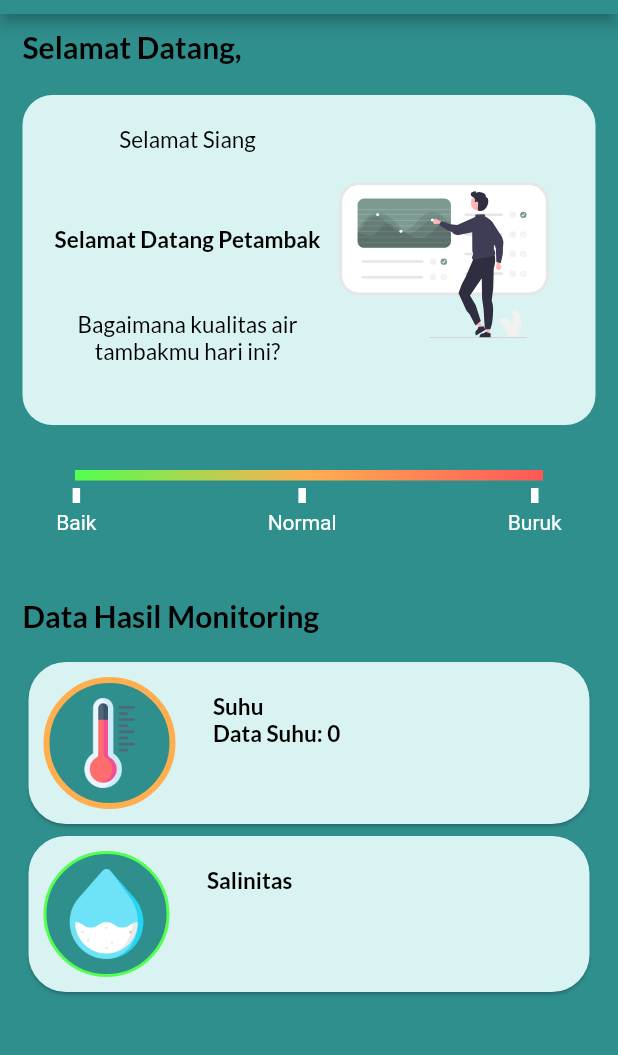
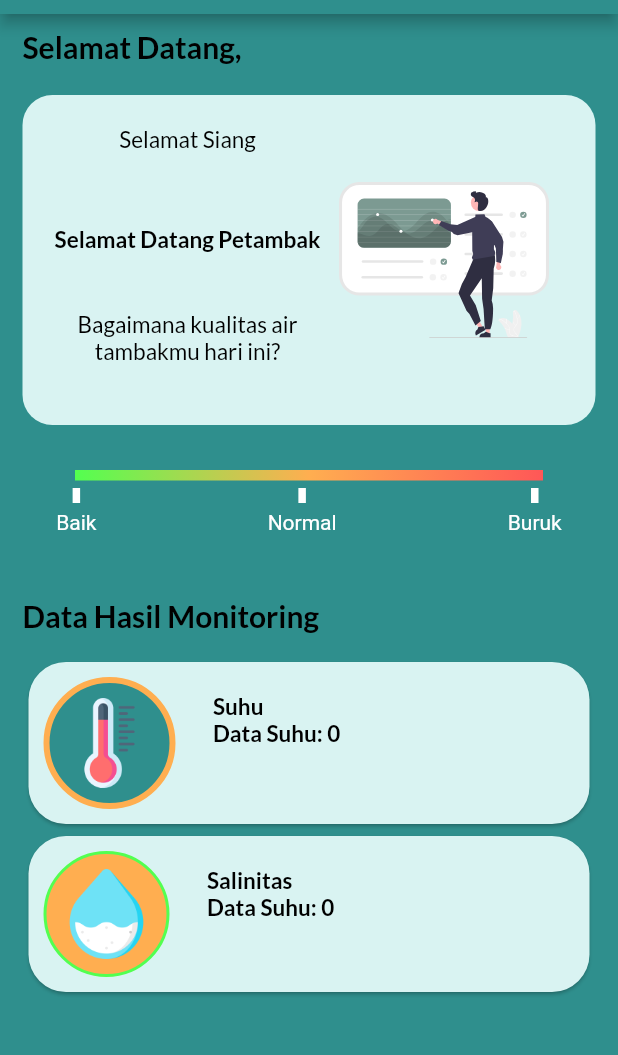
Before and after one commit to laurensiusyuda/Petani-Tambak, a Flutter app: the Dashboard screen opened directly, on a phone screen of 412 x 824 dp, the part 70-1125 px from its top. Run offline on Flutter 3.47's test engine with Material 2 defaults, Android fonts, the phone set to English and light mode, and no system bars; our stand-ins replace easy_splash_screen, equatable, firebase_auth, firebase_core, flutter_bloc, flutter_svg and 4 more; missing offline and left inert: mqtt_client; accounts and stored records are empty.

Commit message:
update build monitoring

```diff
--- a/core/lib/presentasion/widget/build_monitoringsalt.dart
+++ b/core/lib/presentasion/widget/build_monitoringsalt.dart
@@ -1,12 +1,72 @@
 import 'package:utils/utils.dart';
 import 'package:flutter/material.dart';
+import 'package:mqtt_client/mqtt_client.dart';
 import 'package:google_fonts/google_fonts.dart';
+import 'package:mqtt_client/mqtt_server_client.dart';
 
-class BuildMonitoringSalinitas extends StatelessWidget {
+// ignore_for_file: avoid_print
+// ignore_for_file: unused_local_variable
+// ignore_for_file: unnecessary_null_comparison
+
+class BuildMonitoringSalinitas extends StatefulWidget {
   const BuildMonitoringSalinitas({super.key});
 
   @override
+  State<BuildMonitoringSalinitas> createState() =>
+      _BuildMonitoringSalinitasState();
+}
+
+class _BuildMonitoringSalinitasState extends State<BuildMonitoringSalinitas> {
+  MqttServerClient? client;
+  String? mqttMsg = '';
+  String? lastMqttMsg;
+
+  void connect() async {
+    client = MqttServerClient.withPort(
+        'broker.mqtt-dashboard.com', 'myClientIdentifier', 1883);
+    client!.logging(on: true);
+    client!.keepAlivePeriod = 30;
+    client!.autoReconnect = true;
+    client!.resubscribeOnAutoReconnect = true;
+    client!.onDisconnected = onDisconnected;
+    client!.onConnected = onConnected;
+    try {
+      await client!.connect();
+      client!.subscribe('topicName/temperature', MqttQos.atMostOnce);
+      client!.updates!.listen((List<MqttReceivedMessage<MqttMessage>> c) {
+        final MqttPublishMessage receivedMessage =
+            c[0].payload as MqttPublishMessage;
+        final String message = MqttPublishPayload.bytesToStringAsString(
+            receivedMessage.payload.message);
+        setState(() {
+          lastMqttMsg = mqttMsg;
+          mqttMsg = message;
+        });
+      });
+    } on Exception catch (e) {
+      print('Exception: $e');
+      client!.disconnect();
+    }
+  }
+
+  void onDisconnected() {
+    print('Client disconnected');
+  }
+
+  void onConnected() {
+    print('Client connected');
+  }
+
+  @override
+  void initState() {
+    super.initState();
+    connect();
+  }
+
+  @override
   Widget build(BuildContext context) {
+    int salinitas = int.tryParse(mqttMsg ?? '') ?? 0;
+
     return InkWell(
       onTap: () {
         Navigator.pushNamed(context, '');
@@ -25,7 +85,13 @@ class BuildMonitoringSalinitas extends StatelessWidget {
                 padding: const EdgeInsets.all(10),
                 decoration: BoxDecoration(
                   shape: BoxShape.circle,
-                  color: kMainColor,
+                  color: salinitas != null
+                      ? salinitas >= 30
+                          ? kRedColor
+                          : salinitas >= 25 && salinitas <= 29
+                              ? kGreenColor
+                              : kYellowColor
+                      : kYellowColor,
                   border: Border.all(color: kGreenColor, width: 2.0),
                 ),
                 child: SizedBox.fromSize(
@@ -53,6 +119,25 @@ class BuildMonitoringSalinitas extends StatelessWidget {
                         fontWeight: FontWeight.bold,
                       ),
                     ),
+                    Container(
+                      child: mqttMsg != null
+                          ? Text(
+                              'Data Suhu: $salinitas',
+                              style: GoogleFonts.lato(
+                                fontSize: 15,
+                                color: Colors.black,
+                                fontWeight: FontWeight.bold,
+                              ),
+                            )
+                          : Text(
+                              'Data Suhu : 27\u00b0',
+                              style: GoogleFonts.lato(
+                                fontSize: 15,
+                                color: Colors.black,
+                                fontWeight: FontWeight.bold,
+                              ),
+                            ),
+                    ),
                   ],
                 ),
               ),
--- a/core/lib/presentasion/widget/build_monitoringsuhu.dart
+++ b/core/lib/presentasion/widget/build_monitoringsuhu.dart
@@ -5,6 +5,7 @@ import 'package:flutter/material.dart';
 import 'package:mqtt_client/mqtt_client.dart';
 import 'package:google_fonts/google_fonts.dart';
 import 'package:mqtt_client/mqtt_server_client.dart';
+
 // ignore_for_file: avoid_print
 // ignore_for_file: unused_local_variable
 
@@ -19,7 +20,6 @@ class _BuildMonitoringSuhuState extends State<BuildMonitoringSuhu> {
   String? mqttMsg = '';
   String? lastMqttMsg;
 
-  // membuat fungsi koneski menuju mqtt
   void connect() async {
     client = MqttServerClient.withPort(
         'broker.mqtt-dashboard.com', 'myClientIdentifier', 1883);
```
